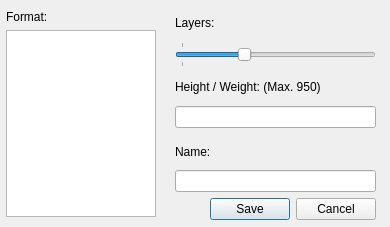
Qt form UI/newMap.ui (mratmartinez/Mapuche) before a commit.
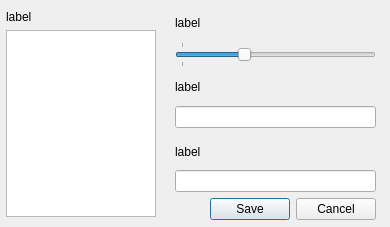
The same form after that commit.

Patch:
```diff
--- a/UI/newMap.ui
+++ b/UI/newMap.ui
@@ -50,7 +50,7 @@
     <item>
      <widget class="QLabel" name="label">
       <property name="text">
-       <string>Format:</string>
+       <string>label</string>
       </property>
      </widget>
     </item>
@@ -85,7 +85,7 @@
     <item>
      <widget class="QLabel" name="label_2">
       <property name="text">
-       <string>Layers: </string>
+       <string>label</string>
       </property>
      </widget>
     </item>
@@ -120,7 +120,7 @@
     <item>
      <widget class="QLabel" name="label_4">
       <property name="text">
-       <string>Height / Weight: (Max. 950)</string>
+       <string>label</string>
       </property>
      </widget>
     </item>
@@ -167,7 +167,7 @@
     <item>
      <widget class="QLabel" name="label_3">
       <property name="text">
-       <string>Name:</string>
+       <string>label</string>
       </property>
      </widget>
     </item>
```
Left out of the diff: 16 changed lines with no effect on the pictures.
